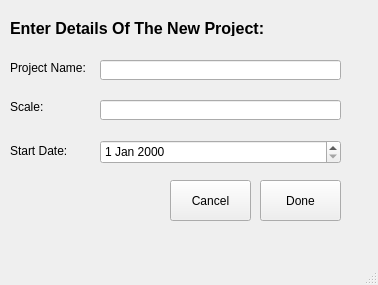
Old version of the form Screens/AddProject.ui in the repository msaadg/NGOConnect.
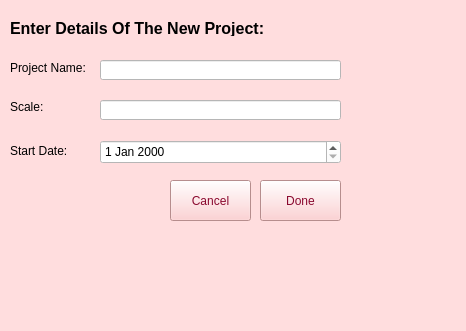
New version of the form. Icons and pictures are not drawn.

The edit to the form file:
```diff
--- a/Screens/AddProject.ui
+++ b/Screens/AddProject.ui
@@ -6,13 +6,16 @@
    <rect>
     <x>0</x>
     <y>0</y>
-    <width>378</width>
-    <height>285</height>
+    <width>466</width>
+    <height>331</height>
    </rect>
   </property>
   <property name="windowTitle">
    <string>New Project</string>
   </property>
+  <property name="styleSheet">
+   <string notr="true">background-color: rgb(255, 221, 222);</string>
+  </property>
   <widget class="QWidget" name="centralwidget">
    <widget class="QLabel" name="label">
     <property name="geometry">
@@ -69,6 +72,9 @@
       <height>20</height>
      </rect>
     </property>
+    <property name="styleSheet">
+     <string notr="true">background-color:white;</string>
+    </property>
    </widget>
    <widget class="QLineEdit" name="projectScale">
     <property name="geometry">
@@ -79,6 +85,9 @@
       <height>20</height>
      </rect>
     </property>
+    <property name="styleSheet">
+     <string notr="true">background-color:white;</string>
+    </property>
    </widget>
    <widget class="QLabel" name="label_5">
     <property name="geometry">
@@ -102,6 +111,10 @@
       <height>41</height>
      </rect>
     </property>
+    <property name="styleSheet">
+     <string notr="true">background-color:white;color: rgb(138, 9, 47);
+background-color:rgb(255, 197, 198);;</string>
+    </property>
     <property name="text">
      <string>Done</string>
     </property>
@@ -115,6 +128,9 @@
       <height>24</height>
      </rect>
     </property>
+    <property name="styleSheet">
+     <string notr="true">background-color:white;</string>
+    </property>
    </widget>
    <widget class="QPushButton" name="projectCancelBtn">
     <property name="geometry">
@@ -125,10 +141,33 @@
       <height>41</height>
      </rect>
     </property>
+    <property name="styleSheet">
+     <string notr="true">background-color:white;color: rgb(138, 9, 47);
+background-color:rgb(255, 197, 198);;</string>
+    </property>
     <property name="text">
      <string>Cancel</string>
     </property>
    </widget>
+   <widget class="QLabel" name="label_8">
+    <property name="geometry">
+     <rect>
+      <x>20</x>
+      <y>230</y>
+      <width>131</width>
+      <height>51</height>
+     </rect>
+    </property>
+    <property name="text">
+     <string/>
+    </property>
+    <property name="pixmap">
+     <pixmap>../Logo.png</pixmap>
+    </property>
+    <property name="scaledContents">
+     <bool>true</bool>
+    </property>
+   </widget>
   </widget>
   <widget class="QMenuBar" name="menubar">
    <property name="geometry">
```
Left out of the diff: 2 changed lines with no effect on the pictures.
